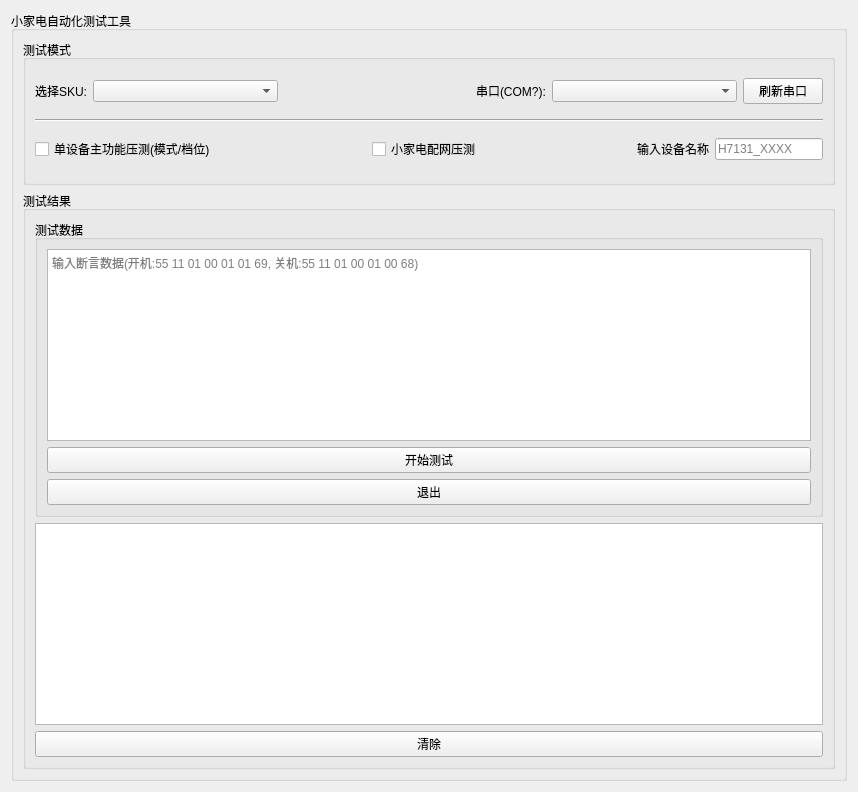
Old version of the form config/Skutest.ui in the repository Wangyans-git/AutoTool.
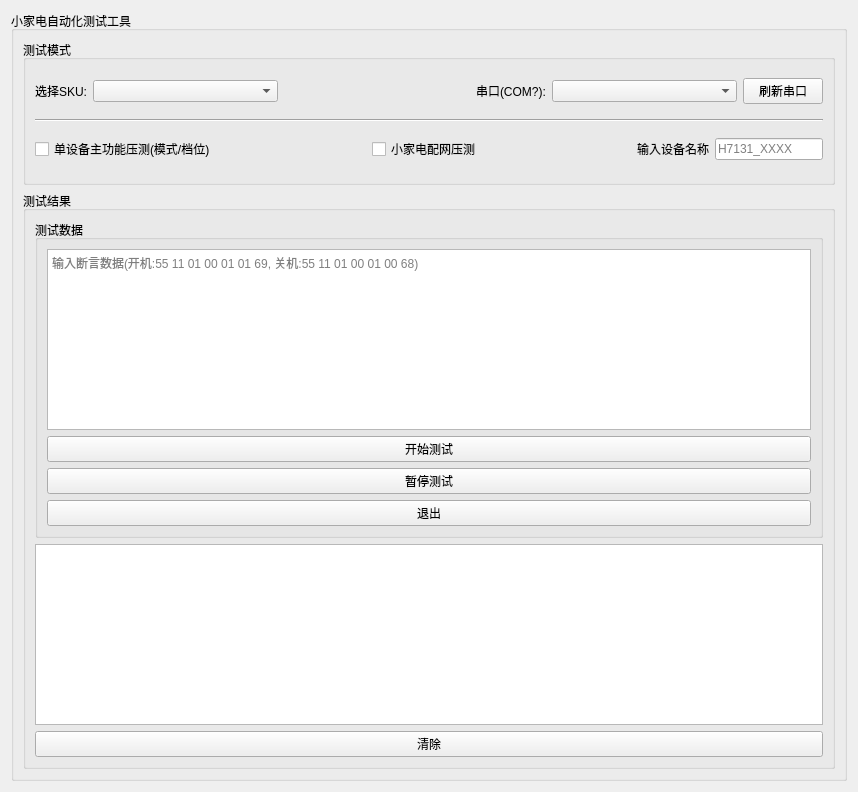
New version of the form.

Commit message: 新增停止功能

Patch:
```diff
--- a/config/Skutest.ui
+++ b/config/Skutest.ui
@@ -181,6 +181,13 @@
                 </item>
                 <item>
                  <widget class="QPushButton" name="stopButton">
+                  <property name="text">
+                   <string>暂停测试</string>
+                  </property>
+                 </widget>
+                </item>
+                <item>
+                 <widget class="QPushButton" name="quitButton">
                   <property name="text">
                    <string>退出</string>
                   </property>
```
Left out of the diff: 2 changed lines with no effect on the pictures. The commit also changes 2 other files.
